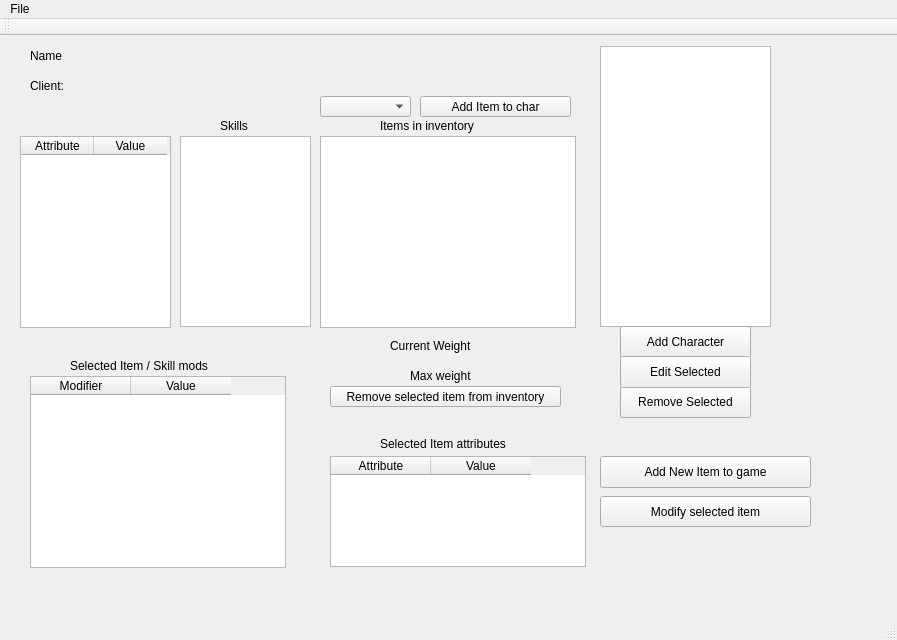
The window that Server/serverwindow.ui (ROLL-E/roll-e) describes before a commit, drawn with Qt 5.
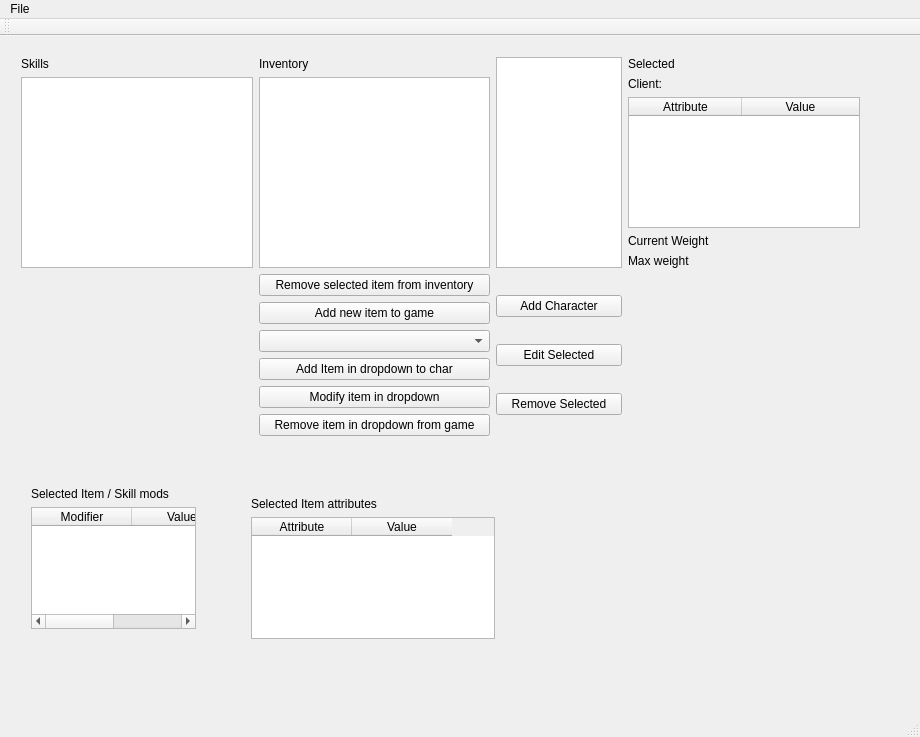
The same window after the commit.

Commit message: Restructured layout

What changed in the file:
```diff
--- a/Server/serverwindow.ui
+++ b/Server/serverwindow.ui
@@ -6,22 +6,108 @@
    <rect>
     <x>0</x>
     <y>0</y>
-    <width>897</width>
-    <height>640</height>
+    <width>920</width>
+    <height>737</height>
    </rect>
   </property>
   <property name="windowTitle">
    <string>ServerWindow</string>
   </property>
   <widget class="QWidget" name="centralWidget">
+   <widget class="QWidget" name="gridLayoutWidget">
+    <property name="geometry">
+     <rect>
+      <x>10</x>
+      <y>10</y>
+      <width>861</width>
+      <height>401</height>
+     </rect>
+    </property>
+    <property name="sizePolicy">
+     <sizepolicy hsizetype="Fixed" vsizetype="Preferred">
+      <horstretch>0</horstretch>
+      <verstretch>0</verstretch>
+     </sizepolicy>
+    </property>
+    <property name="baseSize">
+     <size>
+      <width>30</width>
+      <height>0</height>
+     </size>
+    </property>
+    <layout class="QGridLayout" name="gridLayout">
+     <item row="0" column="3">
+      <layout class="QVBoxLayout" name="verticalLayout_4">
+       <item>
+        <widget class="QLabel" name="label_9">
+         <property name="text">
+          <string>Inventory</string>
+         </property>
+        </widget>
+       </item>
+       <item>
+        <widget class="QListView" name="item_listView">
+         <property name="sizePolicy">
+          <sizepolicy hsizetype="MinimumExpanding" vsizetype="Expanding">
+           <horstretch>0</horstretch>
+           <verstretch>0</verstretch>
+          </sizepolicy>
+         </property>
+         <property name="minimumSize">
+          <size>
+           <width>100</width>
+           <height>0</height>
+          </size>
+         </property>
+         <property name="maximumSize">
+          <size>
+           <width>400</width>
+           <height>16777215</height>
+          </size>
+         </property>
+        </widget>
+       </item>
+      </layout>
+     </item>
+     <item row="0" column="0">
+      <layout class="QHBoxLayout" name="horizontalLayout_4">
+       <item>
+        <layout class="QVBoxLayout" name="verticalLayout_3">
+         <item>
+          <widget class="QLabel" name="label_4">
+           <property name="text">
+            <string>Skills</string>
+           </property>
+          </widget>
+         </item>
+         <item>
+          <widget class="QListView" name="skills_listView"/>
+         </item>
+        </layout>
+       </item>
+      </layout>
+     </item>
+     <item row="0" column="4">
+      <layout class="QVBoxLayout" name="verticalLayout_2">
+       <item>
    <widget class="QListView" name="char_listView">
-    <property name="geometry">
-     <rect>
-      <x>600</x>
-      <y>10</y>
-      <width>171</width>
-      <height>281</height>
-     </rect>
+         <property name="sizePolicy">
+          <sizepolicy hsizetype="MinimumExpanding" vsizetype="Expanding">
+           <horstretch>0</horstretch>
+           <verstretch>0</verstretch>
+          </sizepolicy>
+         </property>
+         <property name="minimumSize">
+          <size>
+           <width>100</width>
+           <height>0</height>
+          </size>
+         </property>
+         <property name="maximumSize">
+          <size>
+           <width>150</width>
+           <height>16777215</height>
+          </size>
     </property>
     <property name="editTriggers">
      <set>QAbstractItemView::NoEditTriggers</set>
@@ -30,206 +116,115 @@
      <enum>QAbstractItemView::SelectRows</enum>
     </property>
    </widget>
+       </item>
+      </layout>
+     </item>
+     <item row="2" column="4">
+      <layout class="QVBoxLayout" name="verticalLayout">
+       <item>
    <widget class="QPushButton" name="add_charButton">
-    <property name="geometry">
-     <rect>
-      <x>620</x>
-      <y>290</y>
-      <width>131</width>
-      <height>32</height>
-     </rect>
-    </property>
     <property name="text">
      <string>Add Character</string>
     </property>
    </widget>
+       </item>
+       <item>
+        <widget class="QPushButton" name="edit_charButton">
+         <property name="text">
+          <string>Edit Selected</string>
+         </property>
+        </widget>
+       </item>
+       <item>
+        <widget class="QPushButton" name="remove_charButton">
+         <property name="text">
+          <string>Remove Selected</string>
+         </property>
+        </widget>
+       </item>
+      </layout>
+     </item>
+     <item row="0" column="5">
+      <layout class="QVBoxLayout" name="verticalLayout_8">
+       <item>
+        <layout class="QHBoxLayout" name="horizontalLayout">
+         <item>
    <widget class="QLabel" name="label">
-    <property name="geometry">
-     <rect>
-      <x>30</x>
-      <y>10</y>
-      <width>62</width>
-      <height>19</height>
-     </rect>
+           <property name="sizePolicy">
+            <sizepolicy hsizetype="Fixed" vsizetype="Preferred">
+             <horstretch>0</horstretch>
+             <verstretch>0</verstretch>
+            </sizepolicy>
     </property>
     <property name="text">
-     <string>Name</string>
-    </property>
-   </widget>
-   <widget class="QLabel" name="label_2">
-    <property name="geometry">
-     <rect>
-      <x>410</x>
-      <y>330</y>
-      <width>81</width>
-      <height>19</height>
-     </rect>
-    </property>
+            <string>Selected</string>
+           </property>
+          </widget>
+         </item>
+         <item>
+          <widget class="QLabel" name="char_nameLabel">
+           <property name="sizePolicy">
+            <sizepolicy hsizetype="Preferred" vsizetype="Preferred">
+             <horstretch>0</horstretch>
+             <verstretch>0</verstretch>
+            </sizepolicy>
+           </property>
+           <property name="minimumSize">
+            <size>
+             <width>100</width>
+             <height>0</height>
+            </size>
+           </property>
+           <property name="baseSize">
+            <size>
+             <width>0</width>
+             <height>0</height>
+            </size>
+           </property>
     <property name="text">
-     <string>Max weight</string>
-    </property>
-   </widget>
-   <widget class="QListView" name="skills_listView">
-    <property name="geometry">
-     <rect>
-      <x>180</x>
-      <y>100</y>
-      <width>131</width>
-      <height>191</height>
-     </rect>
-    </property>
-   </widget>
+            <string/>
+           </property>
+          </widget>
+         </item>
+        </layout>
+       </item>
+       <item>
+        <layout class="QHBoxLayout" name="horizontalLayout_2">
+         <item>
    <widget class="QLabel" name="label_3">
-    <property name="geometry">
-     <rect>
-      <x>30</x>
-      <y>40</y>
-      <width>62</width>
-      <height>19</height>
-     </rect>
+           <property name="sizePolicy">
+            <sizepolicy hsizetype="Fixed" vsizetype="Preferred">
+             <horstretch>0</horstretch>
+             <verstretch>0</verstretch>
+            </sizepolicy>
     </property>
     <property name="text">
      <string>Client:</string>
     </property>
    </widget>
+         </item>
+         <item>
    <widget class="QLabel" name="clientIPLabel">
-    <property name="geometry">
-     <rect>
-      <x>90</x>
-      <y>40</y>
-      <width>141</width>
-      <height>19</height>
-     </rect>
+           <property name="minimumSize">
+            <size>
+             <width>100</width>
+             <height>0</height>
+            </size>
     </property>
     <property name="text">
      <string/>
     </property>
    </widget>
-   <widget class="QLabel" name="label_4">
-    <property name="geometry">
-     <rect>
-      <x>220</x>
-      <y>80</y>
-      <width>62</width>
-      <height>19</height>
-     </rect>
-    </property>
-    <property name="text">
-     <string>Skills</string>
-    </property>
-   </widget>
-   <widget class="QListView" name="item_listView">
-    <property name="geometry">
-     <rect>
-      <x>320</x>
-      <y>100</y>
-      <width>256</width>
-      <height>192</height>
-     </rect>
-    </property>
-   </widget>
-   <widget class="QLabel" name="label_6">
-    <property name="geometry">
-     <rect>
-      <x>380</x>
-      <y>80</y>
-      <width>121</width>
-      <height>20</height>
-     </rect>
-    </property>
-    <property name="text">
-     <string>Items in inventory</string>
-    </property>
-   </widget>
-   <widget class="QLabel" name="curr_weightLabel">
-    <property name="geometry">
-     <rect>
-      <x>510</x>
-      <y>300</y>
-      <width>62</width>
-      <height>19</height>
-     </rect>
-    </property>
-    <property name="text">
-     <string/>
-    </property>
-   </widget>
-   <widget class="QLabel" name="max_weightLabel">
-    <property name="geometry">
-     <rect>
-      <x>510</x>
-      <y>330</y>
-      <width>62</width>
-      <height>19</height>
-     </rect>
-    </property>
-    <property name="text">
-     <string/>
-    </property>
-   </widget>
-   <widget class="QLabel" name="label_7">
-    <property name="geometry">
-     <rect>
-      <x>390</x>
-      <y>300</y>
-      <width>101</width>
-      <height>20</height>
-     </rect>
-    </property>
-    <property name="text">
-     <string>Current Weight</string>
-    </property>
-   </widget>
-   <widget class="QPushButton" name="remove_charButton">
-    <property name="geometry">
-     <rect>
-      <x>620</x>
-      <y>350</y>
-      <width>131</width>
-      <height>32</height>
-     </rect>
-    </property>
-    <property name="text">
-     <string>Remove Selected</string>
-    </property>
-   </widget>
-   <widget class="QLabel" name="char_nameLabel">
-    <property name="geometry">
-     <rect>
-      <x>80</x>
-      <y>10</y>
-      <width>191</width>
-      <height>19</height>
-     </rect>
-    </property>
-    <property name="text">
-     <string/>
-    </property>
-   </widget>
-   <widget class="QPushButton" name="edit_charButton">
-    <property name="geometry">
-     <rect>
-      <x>620</x>
-      <y>320</y>
-      <width>131</width>
-      <height>32</height>
-     </rect>
-    </property>
-    <property name="text">
-     <string>Edit Selected</string>
-    </property>
-   </widget>
+         </item>
+        </layout>
+       </item>
+       <item>
    <widget class="QTableWidget" name="attr_tableWidget">
-    <property name="geometry">
-     <rect>
-      <x>20</x>
-      <y>100</y>
-      <width>151</width>
-      <height>192</height>
-     </rect>
-    </property>
     <attribute name="horizontalHeaderDefaultSectionSize">
-     <number>73</number>
+          <number>113</number>
+         </attribute>
+         <attribute name="horizontalHeaderStretchLastSection">
+          <bool>true</bool>
     </attribute>
     <column>
      <property name="text">
@@ -242,64 +237,110 @@
      </property>
     </column>
    </widget>
-   <widget class="QComboBox" name="item_comboBox">
-    <property name="geometry">
-     <rect>
-      <x>320</x>
-      <y>60</y>
-      <width>91</width>
-      <height>21</height>
-     </rect>
-    </property>
-   </widget>
-   <widget class="QPushButton" name="pushButton">
-    <property name="geometry">
-     <rect>
-      <x>420</x>
-      <y>60</y>
-      <width>151</width>
-      <height>21</height>
-     </rect>
-    </property>
+       </item>
+       <item>
+        <layout class="QGridLayout" name="gridLayout_3">
+         <item row="0" column="0">
+          <widget class="QLabel" name="label_7">
+           <property name="sizePolicy">
+            <sizepolicy hsizetype="Fixed" vsizetype="Preferred">
+             <horstretch>0</horstretch>
+             <verstretch>0</verstretch>
+            </sizepolicy>
+           </property>
+           <property name="text">
+            <string>Current Weight</string>
+           </property>
+          </widget>
+         </item>
+         <item row="0" column="1">
+          <widget class="QLabel" name="curr_weightLabel">
+           <property name="text">
+            <string/>
+           </property>
+          </widget>
+         </item>
+         <item row="1" column="0">
+          <widget class="QLabel" name="label_2">
     <property name="text">
-     <string>Add Item to char</string>
-    </property>
-   </widget>
+            <string>Max weight</string>
+           </property>
+          </widget>
+         </item>
+         <item row="1" column="1">
+          <widget class="QLabel" name="max_weightLabel">
+           <property name="text">
+            <string/>
+           </property>
+          </widget>
+         </item>
+        </layout>
+       </item>
+      </layout>
+     </item>
+     <item row="2" column="3">
+      <layout class="QVBoxLayout" name="verticalLayout_7">
+       <item>
    <widget class="QPushButton" name="remove_itemButton">
-    <property name="geometry">
-     <rect>
-      <x>330</x>
-      <y>350</y>
-      <width>231</width>
-      <height>21</height>
-     </rect>
-    </property>
     <property name="text">
      <string>Remove selected item from inventory</string>
     </property>
    </widget>
+       </item>
+       <item>
+        <widget class="QPushButton" name="pushButton_2">
+         <property name="text">
+          <string>Add new item to game</string>
+         </property>
+        </widget>
+       </item>
+       <item>
+        <widget class="QComboBox" name="item_comboBox"/>
+       </item>
+       <item>
+        <widget class="QPushButton" name="pushButton">
+         <property name="text">
+          <string>Add Item in dropdown to char</string>
+         </property>
+        </widget>
+       </item>
+       <item>
+        <widget class="QPushButton" name="item_modButton">
+         <property name="text">
+          <string>Modify item in dropdown</string>
+         </property>
+        </widget>
+       </item>
+       <item>
+        <widget class="QPushButton" name="pushButton_3">
+         <property name="text">
+          <string>Remove item in dropdown from game</string>
+         </property>
+        </widget>
+       </item>
+      </layout>
+     </item>
+    </layout>
+   </widget>
+   <widget class="QWidget" name="verticalLayoutWidget_5">
+    <property name="geometry">
+     <rect>
+      <x>20</x>
+      <y>440</y>
+      <width>187</width>
+      <height>164</height>
+     </rect>
+    </property>
+    <layout class="QVBoxLayout" name="verticalLayout_5">
+     <item>
    <widget class="QLabel" name="label_5">
-    <property name="geometry">
-     <rect>
-      <x>70</x>
-      <y>320</y>
-      <width>181</width>
-      <height>19</height>
-     </rect>
-    </property>
     <property name="text">
      <string>Selected Item / Skill mods</string>
     </property>
    </widget>
+     </item>
+     <item>
    <widget class="QTableWidget" name="entity_tableWidget">
-    <property name="geometry">
-     <rect>
-      <x>30</x>
-      <y>340</y>
-      <width>256</width>
-      <height>192</height>
-     </rect>
-    </property>
     <column>
      <property name="text">
       <string>Modifier</string>
@@ -311,72 +352,53 @@
      </property>
     </column>
    </widget>
-   <widget class="QTableWidget" name="tableWidget">
-    <property name="geometry">
-     <rect>
-      <x>330</x>
-      <y>420</y>
-      <width>256</width>
-      <height>111</height>
-     </rect>
-    </property>
-    <column>
-     <property name="text">
-      <string>Attribute</string>
-     </property>
-    </column>
-    <column>
-     <property name="text">
-      <string>Value</string>
-     </property>
-    </column>
+     </item>
+    </layout>
    </widget>
-   <widget class="QPushButton" name="pushButton_2">
+   <widget class="QWidget" name="verticalLayoutWidget_6">
     <property name="geometry">
      <rect>
-      <x>600</x>
-      <y>420</y>
-      <width>211</width>
-      <height>32</height>
+      <x>240</x>
+      <y>450</y>
+      <width>266</width>
+      <height>164</height>
      </rect>
     </property>
-    <property name="text">
-     <string>Add New Item to game</string>
-    </property>
-   </widget>
+    <layout class="QVBoxLayout" name="verticalLayout_6">
+     <item>
    <widget class="QLabel" name="label_8">
-    <property name="geometry">
-     <rect>
-      <x>380</x>
-      <y>400</y>
-      <width>151</width>
-      <height>16</height>
-     </rect>
-    </property>
     <property name="text">
      <string>Selected Item attributes</string>
     </property>
    </widget>
-   <widget class="QPushButton" name="item_modButton">
-    <property name="geometry">
-     <rect>
-      <x>600</x>
-      <y>460</y>
-      <width>211</width>
-      <height>31</height>
-     </rect>
-    </property>
+     </item>
+     <item>
+      <widget class="QTableWidget" name="tableWidget">
+       <column>
+        <property name="text">
+         <string>Attribute</string>
+        </property>
+       </column>
+       <column>
     <property name="text">
-     <string>Modify selected item</string>
-    </property>
-   </widget>
+         <string>Value</string>
+        </property>
+       </column>
+      </widget>
+     </item>
+    </layout>
+   </widget>
+   <zorder>gridLayoutWidget</zorder>
+   <zorder>curr_weightLabel</zorder>
+   <zorder>verticalLayoutWidget_5</zorder>
+   <zorder>verticalLayoutWidget_6</zorder>
   </widget>
   <widget class="QMenuBar" name="menuBar">
    <property name="geometry">
     <rect>
      <x>0</x>
      <y>0</y>
-     <width>897</width>
+     <width>920</width>
      <height>21</height>
     </rect>
    </property>
```
Lines whose indentation alone changed are shown as unchanged. The commit also changes 1 other file.
